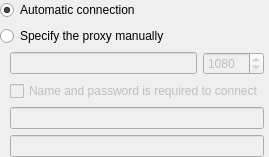
Qt form src/plugins/connectionmanager/proxyoptionswidget.ui (silvansky/Contacts) before a commit.
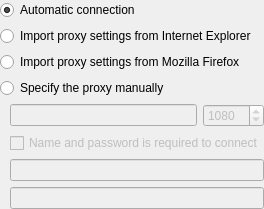
The same form after that commit.

The edit to the form file:
```diff
--- a/src/plugins/connectionmanager/proxyoptionswidget.ui
+++ b/src/plugins/connectionmanager/proxyoptionswidget.ui
@@ -6,8 +6,8 @@
    <rect>
     <x>0</x>
     <y>0</y>
-    <width>269</width>
-    <height>145</height>
+    <width>251</width>
+    <height>191</height>
    </rect>
   </property>
   <property name="windowTitle">
@@ -27,6 +27,20 @@
      </property>
     </widget>
    </item>
+   <item>
+    <widget class="QRadioButton" name="rdbExplorerProxy">
+     <property name="text">
+      <string>Import proxy settings from Internet Explorer</string>
+     </property>
+    </widget>
+   </item>
+   <item>
+    <widget class="QRadioButton" name="rdbFireFoxProxy">
+     <property name="text">
+      <string>Import proxy settings from Mozilla Firefox</string>
+     </property>
+    </widget>
+   </item>
    <item>
     <widget class="QRadioButton" name="rdbManualProxy">
      <property name="text">
```
Left out of the diff: 3 changed lines with no effect on the pictures.
